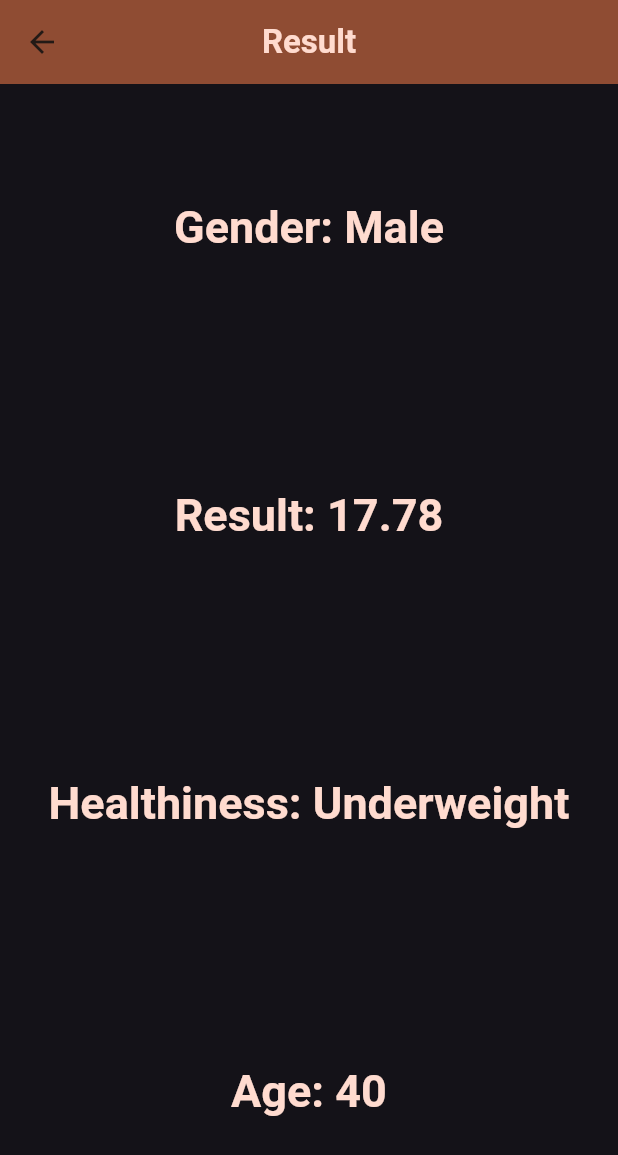
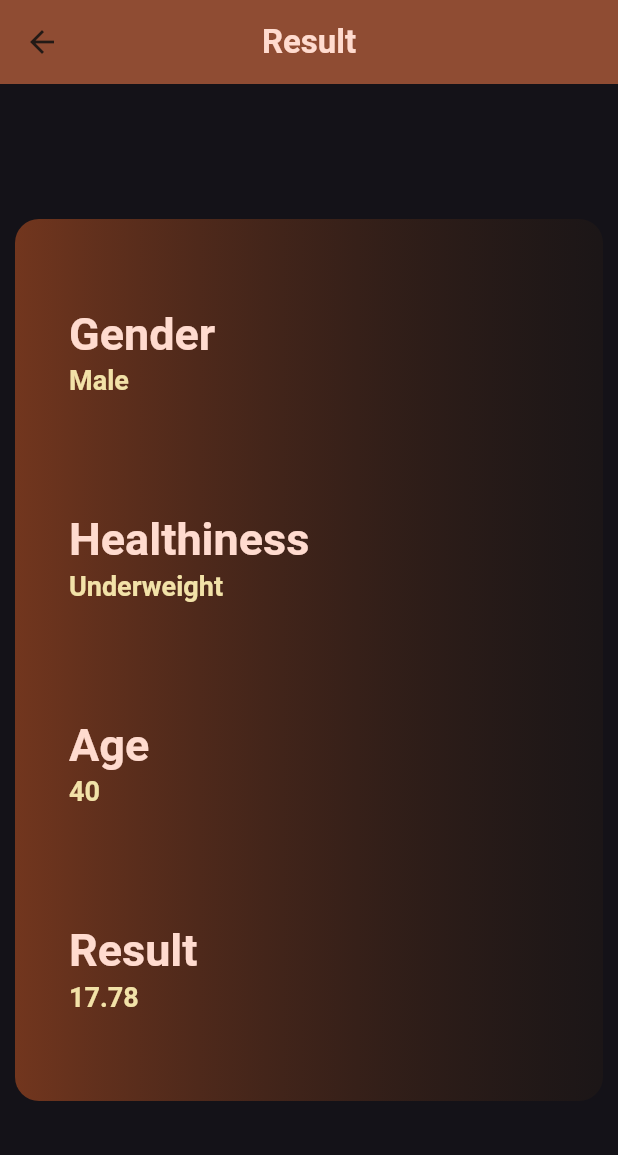
Before and after one commit to AbdelrhmanAmer/BMI_flutter_app, a Flutter app: the screen it shows after launch, after a tap on "Calculate", on a phone screen of 412 x 824 dp. Shown: the top 1155 px of the screen. Run offline on Flutter 3.47's test engine with Material 3 defaults, Android fonts, the phone set to English and light mode, and no system bars.

Commit message:
Styling Result Screen

```diff
--- a/bmi_app/lib/screens/home.dart
+++ b/bmi_app/lib/screens/home.dart
@@ -102,7 +102,7 @@ class _HomeScreenState extends State<HomeScreen> {
                   style: Theme.of(context).textTheme.titleMedium!.copyWith(
                       color: Theme.of(context).colorScheme.onBackground,
                       fontWeight: FontWeight.bold,
-                      fontSize: 30
+                      fontSize: 25
                   ),
                 ),
               ),
--- a/bmi_app/lib/screens/result.dart
+++ b/bmi_app/lib/screens/result.dart
@@ -21,8 +21,8 @@ class ResultScreen extends StatelessWidget {
         title: Text(
           'Result',
           style: Theme.of(context).textTheme.titleLarge!.copyWith(
-              color: Theme.of(context).colorScheme.secondaryContainer,
-              fontWeight: FontWeight.bold
+            color: Theme.of(context).colorScheme.secondaryContainer,
+            fontWeight: FontWeight.bold,
           ),
         ),
         centerTitle: true,
@@ -30,42 +30,24 @@ class ResultScreen extends StatelessWidget {
       ),
       body: SafeArea(
         child: Container(
-          alignment: Alignment.center,
+          decoration: BoxDecoration(
+            gradient: LinearGradient(
+              colors: [
+                Theme.of(context).colorScheme.onPrimaryContainer,
+                Theme.of(context).colorScheme.onBackground.withOpacity(.5),
+              ],
+            ),
+            borderRadius: BorderRadius.circular(16),
+          ),
+          margin: const EdgeInsets.symmetric(horizontal: 10, vertical: 90),
+          padding: const EdgeInsets.all(20),
           child: Column(
             mainAxisAlignment: MainAxisAlignment.spaceAround,
             children: [
-              Text(
-                'Gender: $gender',
-                style: Theme.of(context).textTheme.titleLarge!.copyWith(
-                    color: Theme.of(context).colorScheme.secondaryContainer,
-                    fontSize: 30,
-                    fontWeight: FontWeight.bold
-                ),
-              ),
-              Text(
-                'Result: ${result.toStringAsFixed(2)}',
-                style: Theme.of(context).textTheme.titleLarge!.copyWith(
-                    color: Theme.of(context).colorScheme.secondaryContainer,
-                    fontSize: 30,
-                    fontWeight: FontWeight.bold
-                ),
-              ),
-              Text(
-                'Healthiness: $status',
-                style: Theme.of(context).textTheme.titleLarge!.copyWith(
-                    color: Theme.of(context).colorScheme.secondaryContainer,
-                    fontSize: 30,
-                    fontWeight: FontWeight.bold
-                ),
-              ),
-              Text(
-                'Age: ${age.round()}',
-                style: Theme.of(context).textTheme.titleLarge!.copyWith(
-                    color: Theme.of(context).colorScheme.secondaryContainer,
-                    fontSize: 30,
-                    fontWeight: FontWeight.bold
-                ),
-              ),
+              ResultInfoTile(label: 'Gender', value: gender),
+              ResultInfoTile(label: 'Healthiness', value: status),
+              ResultInfoTile(label: 'Age', value: '${age.round()}'),
+              ResultInfoTile(label: 'Result', value: '${result.toStringAsFixed(2)}'),
             ],
           ),
         ),
@@ -73,3 +55,45 @@ class ResultScreen extends StatelessWidget {
     );
   }
 }
+
+class ResultInfoTile extends StatelessWidget {
+  final String label;
+  final String value;
+
+  const ResultInfoTile({required this.label, required this.value});
+
+  @override
+  Widget build(BuildContext context) {
+    return ListTile(
+      onTap: (){},
+      title: Text(
+        label,
+        style: Theme.of(context).textTheme.titleLarge!.copyWith(
+          color: Theme.of(context).colorScheme.secondaryContainer,
+          fontWeight: FontWeight.bold,
+          fontSize: 30
+        ),
+      ),
+      subtitle: StyledText(value, fontSize: 18),
+    );
+  }
+}
+
+class StyledText extends StatelessWidget {
+  final String text;
+  final double fontSize;
+
+  const StyledText(this.text, {required this.fontSize});
+
+  @override
+  Widget build(BuildContext context) {
+    return Text(
+      text,
+      style: Theme.of(context).textTheme.titleLarge!.copyWith(
+        color: Theme.of(context).colorScheme.tertiaryContainer,
+        fontSize: fontSize,
+        fontWeight: FontWeight.bold,
+      ),
+    );
+  }
+}
--- a/bmi_app/lib/widgets/counter.dart
+++ b/bmi_app/lib/widgets/counter.dart
@@ -48,6 +48,7 @@ class _CounterState extends State<Counter> {
               mainAxisAlignment: MainAxisAlignment.center,
               children: [
                 FloatingActionButton(
+                  heroTag: '${widget.title}1',
                   foregroundColor: Theme.of(context).colorScheme.secondaryContainer,
                   backgroundColor: Theme.of(context).colorScheme.primary,
                   onPressed: (){
@@ -59,6 +60,7 @@ class _CounterState extends State<Counter> {
                 ),
                 const SizedBox(width: 10,),
                 FloatingActionButton(
+                  heroTag: '${widget.title}2',
                   foregroundColor: Theme.of(context).colorScheme.secondaryContainer,
                   backgroundColor: Theme.of(context).colorScheme.primary,
                   onPressed: (){
```
